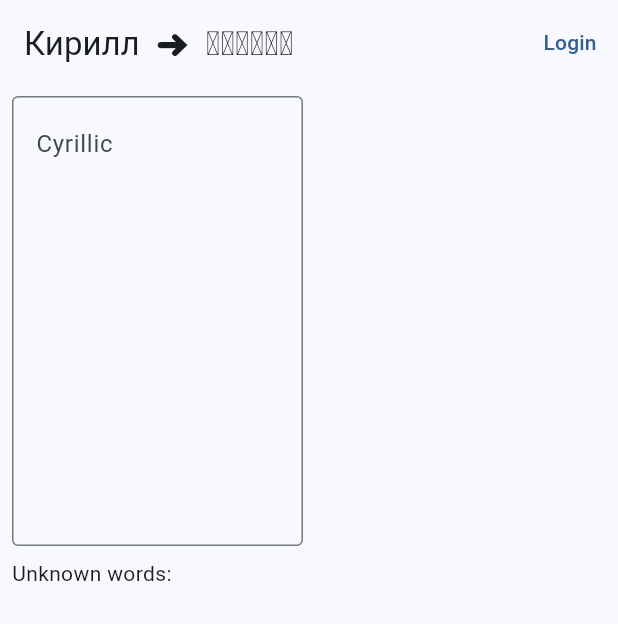
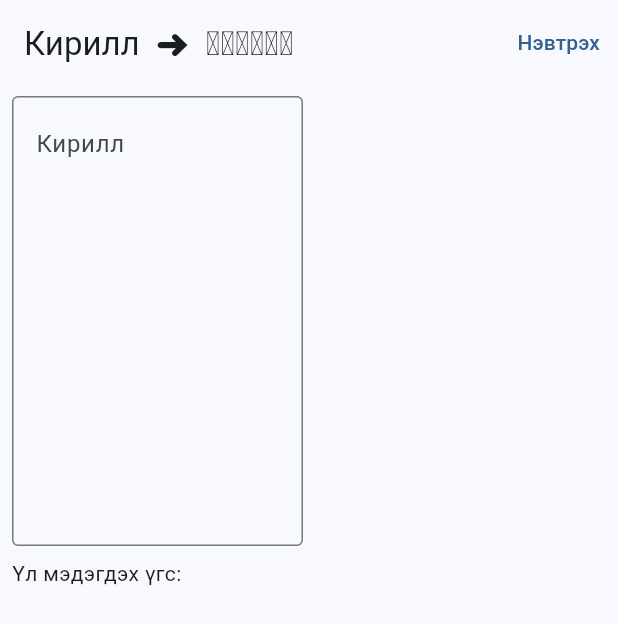
Before and after one commit to suragch/mongol_converter, a Flutter app: the screen it shows after launch, on a phone screen of 412 x 824 dp. Shown: the top 624 px of the screen. Run offline on Flutter 3.47's test engine with Material 3 defaults, Android fonts, the light colour scheme and no system bars; our stand-ins replace get_it, pocketbase, shared_preferences; missing offline and left inert: mongol.

Commit message:
localize labels

```diff
--- a/lib/infrastructure/converter.dart
+++ b/lib/infrastructure/converter.dart
@@ -44,7 +44,7 @@ class Converter {
   }
 
   String? _convertWord(String word) {
-    if (word == 'Монгол') {
+    if (word == 'монгол') {
       return 'ᠮᠣᠩᠭᠣᠯ';
     } else {
       return null;
--- a/lib/ui/home.dart
+++ b/lib/ui/home.dart
@@ -46,7 +46,7 @@ class _HomePageState extends State<HomePage> {
           if (!manager.isLoggedIn)
             TextButton(
               onPressed: _showLoginDialog, //
-              child: Text('Login'),
+              child: Text('Нэвтрэх'),
             ),
           if (manager.isLoggedIn)
             TextButton(
@@ -54,7 +54,7 @@ class _HomePageState extends State<HomePage> {
                 manager.logout();
                 setState(() {});
               },
-              child: Text('Logout'),
+              child: Text('Гарах'),
             ),
         ],
       ),
@@ -76,7 +76,7 @@ class _HomePageState extends State<HomePage> {
                       expands: true,
                       decoration: InputDecoration(
                         border: OutlineInputBorder(),
-                        hintText: 'Cyrillic',
+                        hintText: 'Кирилл',
                       ),
                     ),
                   ),
@@ -86,7 +86,7 @@ class _HomePageState extends State<HomePage> {
               ),
             ),
             SizedBox(height: 8),
-            Text('Unknown words:'),
+            Text('Үл мэдэгдэх үгс:'),
             Expanded(
               child: ListView.builder(
                 itemCount: manager.unknownWords.length,
@@ -118,7 +118,7 @@ class _HomePageState extends State<HomePage> {
                 _appState = HomeState.converted;
               });
             },
-            child: const Text('Convert'),
+            child: const Text('Хөрвүүлэх'),
           ),
         );
       case HomeState.loading:
```
